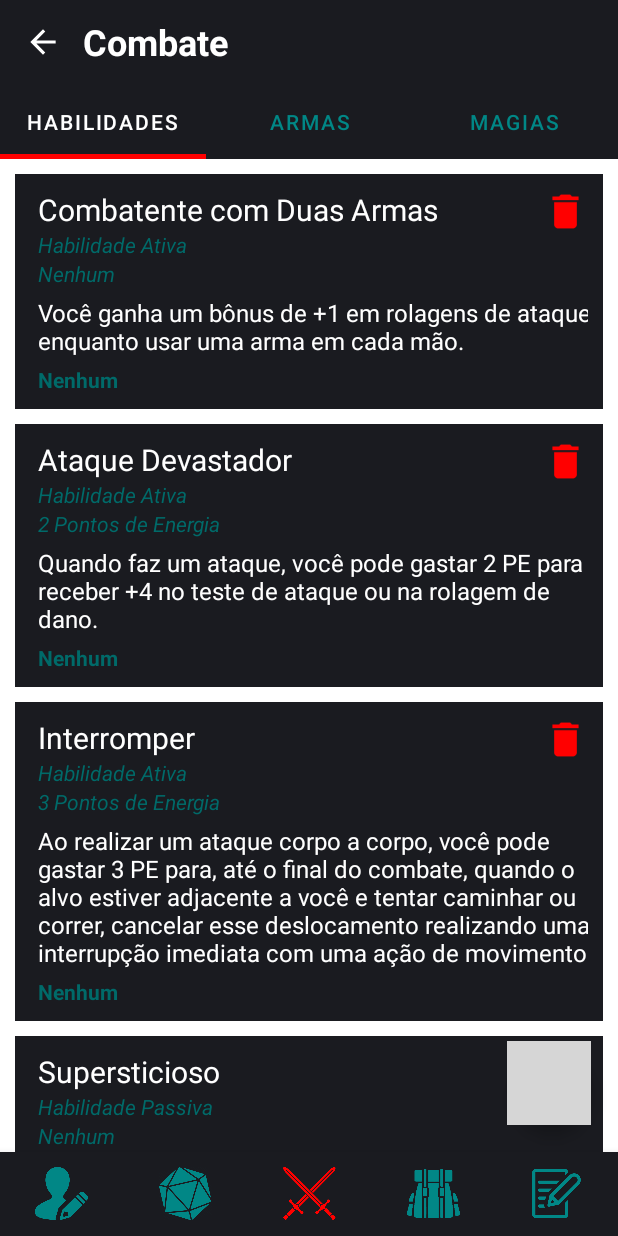
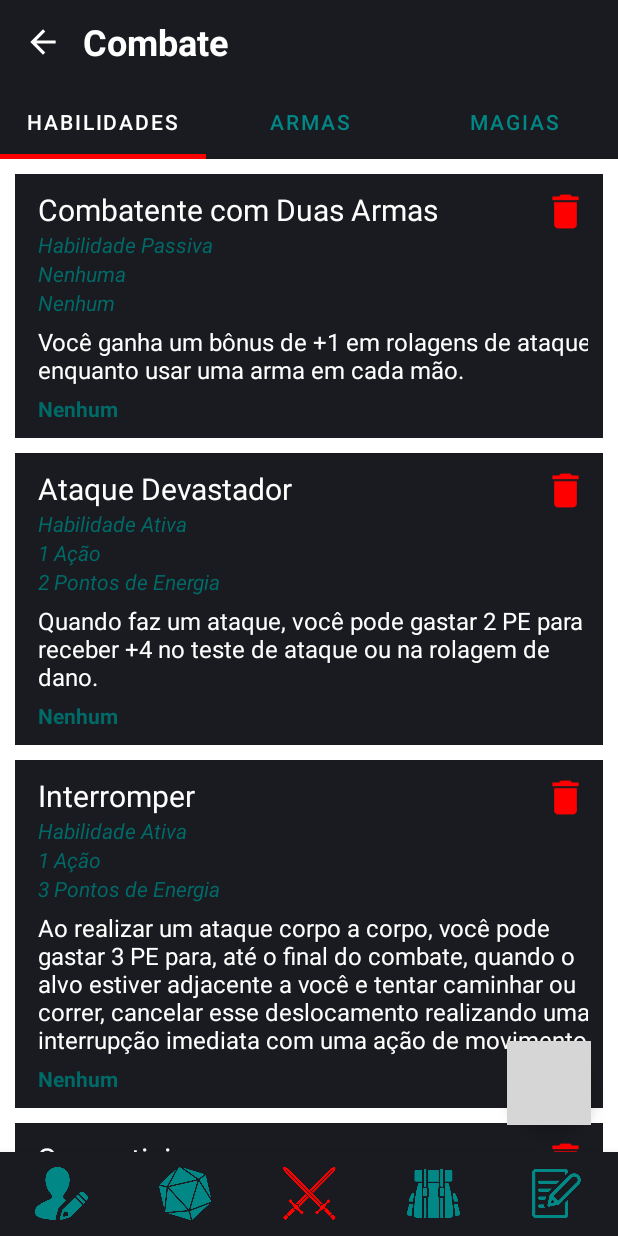
Before and after one commit to 404Kaizer/Eroda-RPG-D20-Sheet, an Android app: the fragment CharNotesFragment placed in its activity, item 3 of the bottom bar chosen, on a phone screen of 412 x 824 dp. Run offline under Robolectric (Android 15) with nearby library versions, the phone set to English and light mode, and no system bars; libraries missing offline, so code that uses them is left out: com.jaredrummler.materialspinner; grey boxes are pictures that could not be loaded.

Commit message:
Small NotesDataClass and Adapter Changes
Small NotesDataClass and Adapter Changes

```diff
--- a/app/src/main/java/com/example/erodad20sheet/adapters/NotesAdapter.kt
+++ b/app/src/main/java/com/example/erodad20sheet/adapters/NotesAdapter.kt
@@ -14,10 +14,12 @@ class NotesAdapter(private val notesList: ArrayList<NotesDataClass>)
     class NotesViewHolder(itemView: View) : RecyclerView.ViewHolder(itemView) {
 
         private val titleTextView : TextView = itemView.findViewById(R.id.note_title)
+        private val priotiryTextView : TextView = itemView.findViewById(R.id.note_priority)
         private val descriptionTextView : TextView = itemView.findViewById(R.id.note_description)
 
         fun populateAdapter(notes: NotesDataClass) {
             titleTextView.text = notes.title
+            priotiryTextView.text = notes.priority
             descriptionTextView.text = notes.description
         }
     }
--- a/app/src/main/java/com/example/erodad20sheet/adapters/PowersAdapter.kt
+++ b/app/src/main/java/com/example/erodad20sheet/adapters/PowersAdapter.kt
@@ -15,6 +15,7 @@ class PowersAdapter(private val powersList: ArrayList<PowersDataClass>)
 
         private val titleTextView : TextView = itemView.findViewById(R.id.power_title)
         private val typeTextView : TextView = itemView.findViewById(R.id.power_type)
+        private val executionTextView : TextView = itemView.findViewById(R.id.power_execution)
         private val costsTextView : TextView = itemView.findViewById(R.id.power_costs)
         private val descriptionTextView : TextView = itemView.findViewById(R.id.power_description)
         private val buffsTextView : TextView = itemView.findViewById(R.id.power_buffs)
@@ -22,6 +23,7 @@ class PowersAdapter(private val powersList: ArrayList<PowersDataClass>)
         fun populateAdapter(powers: PowersDataClass) {
             titleTextView.text = powers.title
             typeTextView.text = powers.type
+            executionTextView.text = powers.execution
             costsTextView.text = powers.costs
             descriptionTextView.text = powers.description
             buffsTextView.text = powers.buffs
--- a/app/src/main/java/com/example/erodad20sheet/fragments/CharNotesFragment.kt
+++ b/app/src/main/java/com/example/erodad20sheet/fragments/CharNotesFragment.kt
@@ -30,16 +30,16 @@ class CharNotesFragment : Fragment() {
         // Inflate the layout for this fragment
         val view = inflater.inflate(R.layout.fragment_char_notes, container, false)
 
-        val note1  = NotesDataClass("Ellena", "Encontrar Ellena Hart.")
-        val note2  = NotesDataClass("Pérola Negra", "Encontrar navio perdido.")
-        val note3  = NotesDataClass("Esmeralda", "Recuperar esmeralda roubada.")
-        val note4  = NotesDataClass("Taverna Bode Resfriado", "Encontrar Perry Lenin na taverna Bode Resfriado.")
-        val note5  = NotesDataClass("Jerry Klint", "Encontrar e matar Jerry Klint na cidade de Pallet.")
-        val note6  = NotesDataClass("Chave da Casa Abandonada", "A chave se encontra enterrada no cemitério de Pallet.")
-        val note7  = NotesDataClass("Guarda Corrupta", "O chefe da guarda é corrupto e ajuda a mafia da cidade.")
-        val note8  = NotesDataClass("Vaso Quebrado", "Deixamos cair um vaso enquanto invadiamos a casa de Lillian. Vai dar merda.")
-        val note9  = NotesDataClass("Invasão a Cidadela", "Temos que invadir a cidadela para resgatar Ronny, nosso aliado.")
-        val note10 = NotesDataClass("Arrombar Portão", "O portão está trancado e não se sabe onde está a chave. Provavelmente vamos arrombar.")
+        val note1  = NotesDataClass("Ellena", "Principal", "Encontrar Ellena Hart.")
+        val note2  = NotesDataClass("Pérola Negra", "Secundária", "Encontrar navio perdido.")
+        val note3  = NotesDataClass("Esmeralda", "Secundária", "Recuperar esmeralda roubada.")
+        val note4  = NotesDataClass("Taverna Bode Resfriado", "Principal", "Encontrar Perry Lenin na taverna Bode Resfriado.")
+        val note5  = NotesDataClass("Jerry Klint", "Secundária", "Encontrar e matar Jerry Klint na cidade de Pallet.")
+        val note6  = NotesDataClass("Chave da Casa Abandonada", "Principal", "A chave se encontra enterrada no cemitério de Pallet.")
+        val note7  = NotesDataClass("Guarda Corrupta", "Secundária", "O chefe da guarda é corrupto e ajuda a mafia da cidade.")
+        val note8  = NotesDataClass("Vaso Quebrado", "Lembrete", "Deixamos cair um vaso enquanto invadiamos a casa de Lillian. Vai dar merda.")
+        val note9  = NotesDataClass("Invasão a Cidadela", "Lembrete", "Temos que invadir a cidadela para resgatar Ronny, nosso aliado.")
+        val note10 = NotesDataClass("Arrombar Portão", "Lembrete Importante", "O portão está trancado e não se sabe onde está a chave. Provavelmente vamos arrombar.")
         val notesArrayList = arrayListOf(note1, note2, note3, note4, note5, note6, note7, note8, note9, note10)
         val notesRecyclerView = view.findViewById(R.id.notes_recycler) as RecyclerView
         notesRecyclerView.layoutManager = LinearLayoutManager(view.context)
--- a/app/src/main/java/com/example/erodad20sheet/fragments/TabCharPowersFragment.kt
+++ b/app/src/main/java/com/example/erodad20sheet/fragments/TabCharPowersFragment.kt
@@ -24,18 +24,18 @@ class TabCharPowersFragment : Fragment() {
         // Inflate the layout for this fragment
         val view = inflater.inflate(R.layout.fragment_tab_char_powers, container, false)
 
-        val power1  = PowersDataClass("Combatente com Duas Armas", "Habilidade Ativa", "Nenhum", "Você ganha um bônus de +1 em rolagens de ataque enquanto usar uma arma em cada mão.", "Nenhum")
-        val power2  = PowersDataClass("Ataque Devastador", "Habilidade Ativa", "2 Pontos de Energia", "Quando faz um ataque, você pode gastar 2 PE para receber +4 no teste de ataque ou na rolagem de dano.", "Nenhum")
-        val power3  = PowersDataClass("Interromper", "Habilidade Ativa", "3 Pontos de Energia", "Ao realizar um ataque corpo a corpo, você pode gastar 3 PE para, até o final do combate, quando " +
+        val power1  = PowersDataClass("Combatente com Duas Armas", "Habilidade Passiva", "Nenhuma", "Nenhum", "Você ganha um bônus de +1 em rolagens de ataque enquanto usar uma arma em cada mão.", "Nenhum")
+        val power2  = PowersDataClass("Ataque Devastador", "Habilidade Ativa", "1 Ação", "2 Pontos de Energia", "Quando faz um ataque, você pode gastar 2 PE para receber +4 no teste de ataque ou na rolagem de dano.", "Nenhum")
+        val power3  = PowersDataClass("Interromper", "Habilidade Ativa", "1 Ação", "3 Pontos de Energia", "Ao realizar um ataque corpo a corpo, você pode gastar 3 PE para, até o final do combate, quando " +
                 "o alvo estiver adjacente a você e tentar caminhar ou correr, cancelar esse deslocamento realizando uma interrupção imediata com uma ação de movimento.", "Nenhum")
-        val power4  = PowersDataClass("Supersticioso", "Habilidade Passiva", "Nenhum", "Você odeia magia, o que faz com que seja mais resistente a ela. Você recebe resistência a magia +2.", "Nenhum")
-        val power5  = PowersDataClass("Golpe Baixo", "Habilidade Ativa", "2 Pontos de Energia", "Quando faz um ataque desarmado, você pode gastar 2 PE. Se fizer isso e acertar o ataque, o oponente deve fazer um teste de Constituição (CD For). Se ele falhar, fica atordoado por uma rodada. " +
+        val power4  = PowersDataClass("Supersticioso", "Habilidade Passiva", "Nenhuma", "Nenhum", "Você odeia magia, o que faz com que seja mais resistente a ela. Você recebe resistência a magia +2.", "Nenhum")
+        val power5  = PowersDataClass("Golpe Baixo", "Habilidade Ativa", "1 Ação", "2 Pontos de Energia", "Quando faz um ataque desarmado, você pode gastar 2 PE. Se fizer isso e acertar o ataque, o oponente deve fazer um teste de Constituição (CD For). Se ele falhar, fica atordoado por uma rodada. " +
                 "Você só pode usar este poder uma vez por cena contra uma mesma criatura.", "Nenhum")
-        val power6  = PowersDataClass("Confiante", "Habilidade Passiva", "Nenhum", "Sempre que faz um acerto crítico em combate ou reduz um inimigo a 0 PV, você recupera 1 PE.", "Nenhum")
-        val power7  = PowersDataClass("Crítico Aprimorado", "Habilidade Passiva", "Nenhum", "A partir do 3º nível, seus ataques com armas adquirem uma margem de acerto crítico de 19 a 20 nas jogadas de ataque.", "Nenhum")
-        val power8  = PowersDataClass("Patente Militar", "Característica de Origem", "Nenhum", "Você possui uma patente militar de quando você serviu. Soldados leais à sua antiga organização reconhecem sua autoridade e influência, e o prestam continência se forem de uma patente mais baixa.", "Nenhum")
-        val power9  = PowersDataClass("Fúria", "Habilidade Ativa", "2 Pontos de Mana", "Sua fúria lhe garante +2 em testes de ataque e bônus de dano. Além disso, sua fúria lhe garante resistência contra dano físico e também vantagem em testes de força e constituição.", "Nenhum")
-        val power10 = PowersDataClass("Pelo Show", "Habilidade Ativa", "Nenhum", "Você sabe “bater sem machucar”. Pode escolher causar dano não letal sem sofrer a penalidade de -5.", "Nenhum")
+        val power6  = PowersDataClass("Confiante", "Habilidade Passiva", "Nenhuma", "Nenhum", "Sempre que faz um acerto crítico em combate ou reduz um inimigo a 0 PV, você recupera 1 PE.", "Nenhum")
+        val power7  = PowersDataClass("Crítico Aprimorado", "Habilidade Passiva", "Nenhuma", "Nenhum", "A partir do 3º nível, seus ataques com armas adquirem uma margem de acerto crítico de 19 a 20 nas jogadas de ataque.", "Nenhum")
+        val power8  = PowersDataClass("Patente Militar", "Característica de Origem", "Nenhuma", "Nenhum", "Você possui uma patente militar de quando você serviu. Soldados leais à sua antiga organização reconhecem sua autoridade e influência, e o prestam continência se forem de uma patente mais baixa.", "Nenhum")
+        val power9  = PowersDataClass("Fúria", "Habilidade Ativa", "1 Ação", "2 Pontos de Mana", "Sua fúria lhe garante +2 em testes de ataque e bônus de dano. Além disso, sua fúria lhe garante resistência contra dano físico e também vantagem em testes de força e constituição.", "Nenhum")
+        val power10 = PowersDataClass("Pelo Show", "Habilidade Passiva", "Nenhuma", "Nenhum", "Você sabe “bater sem machucar”. Pode escolher causar dano não letal sem sofrer a penalidade de -5.", "Nenhum")
         val powersArrayList = arrayListOf(power1, power2, power3, power4, power5, power6, power7, power8, power9, power10)
         val powersRecyclerView = view.findViewById(R.id.powers_recycler) as RecyclerView
         powersRecyclerView.layoutManager = LinearLayoutManager(view.context)
--- a/app/src/main/java/com/example/erodad20sheet/models/NotesDataClass.kt
+++ b/app/src/main/java/com/example/erodad20sheet/models/NotesDataClass.kt
@@ -1,3 +1,3 @@
 package com.example.erodad20sheet.models
 
-data class NotesDataClass(val title: String, val description: String)
+data class NotesDataClass(val title: String, val priority: String, val description: String)
--- a/app/src/main/java/com/example/erodad20sheet/models/PowersDataClass.kt
+++ b/app/src/main/java/com/example/erodad20sheet/models/PowersDataClass.kt
@@ -1,3 +1,4 @@
 package com.example.erodad20sheet.models
 
-data class PowersDataClass(val title: String, val type: String, val costs: String, val description: String, val buffs: String)
+data class PowersDataClass(val title: String, val type: String, val execution: String,
+                           val costs: String, val description: String, val buffs: String)
--- a/app/src/main/res/layout/adapter_notes.xml
+++ b/app/src/main/res/layout/adapter_notes.xml
@@ -27,10 +27,24 @@
             />
 
         <TextView
+            android:id="@+id/note_priority"
+            android:layout_width="wrap_content"
+            android:layout_height="wrap_content"
+            android:layout_marginHorizontal="5dp"
+            app:layout_constraintStart_toStartOf="parent"
+            app:layout_constraintTop_toBottomOf="@id/note_title"
+            android:ellipsize="none"
+            android:scrollHorizontally="false"
+            android:text="Exemplo"
+            android:textStyle="italic"
+            android:textColor="@color/gray"
+            android:textSize="14sp" />
+
+        <TextView
             android:id="@+id/note_description"
             android:layout_width="wrap_content"
             android:layout_height="wrap_content"
-            app:layout_constraintTop_toBottomOf="@id/note_title"
+            app:layout_constraintTop_toBottomOf="@id/note_priority"
             app:layout_constraintStart_toStartOf="parent"
             app:layout_constraintBottom_toBottomOf="parent"
             android:layout_marginHorizontal="5dp"
--- a/app/src/main/res/layout/adapter_powers.xml
+++ b/app/src/main/res/layout/adapter_powers.xml
@@ -30,7 +30,7 @@
             android:id="@+id/power_type"
             android:layout_width="wrap_content"
             android:layout_height="wrap_content"
-            app:layout_constraintBottom_toTopOf="@id/power_costs"
+            app:layout_constraintBottom_toTopOf="@id/power_execution"
             app:layout_constraintStart_toStartOf="parent"
             app:layout_constraintTop_toBottomOf="@id/power_title"
             android:layout_marginHorizontal="5dp"
@@ -42,12 +42,26 @@
             android:textSize="14sp"/>
 
         <TextView
+            android:id="@+id/power_execution"
+            android:layout_width="wrap_content"
+            android:layout_height="wrap_content"
+            android:layout_marginHorizontal="5dp"
+            app:layout_constraintStart_toStartOf="parent"
+            app:layout_constraintTop_toBottomOf="@id/power_type"
+            android:ellipsize="none"
+            android:scrollHorizontally="false"
+            android:text="Exemplo"
+            android:textStyle="italic"
+            android:textColor="@color/gray"
+            android:textSize="14sp" />
+
+        <TextView
             android:id="@+id/power_costs"
             android:layout_width="wrap_content"
             android:layout_height="wrap_content"
             android:layout_marginHorizontal="5dp"
             app:layout_constraintStart_toStartOf="parent"
-            app:layout_constraintTop_toBottomOf="@id/power_type"
+            app:layout_constraintTop_toBottomOf="@id/power_execution"
             android:ellipsize="none"
             android:scrollHorizontally="false"
             android:text="Exemplo"
```
